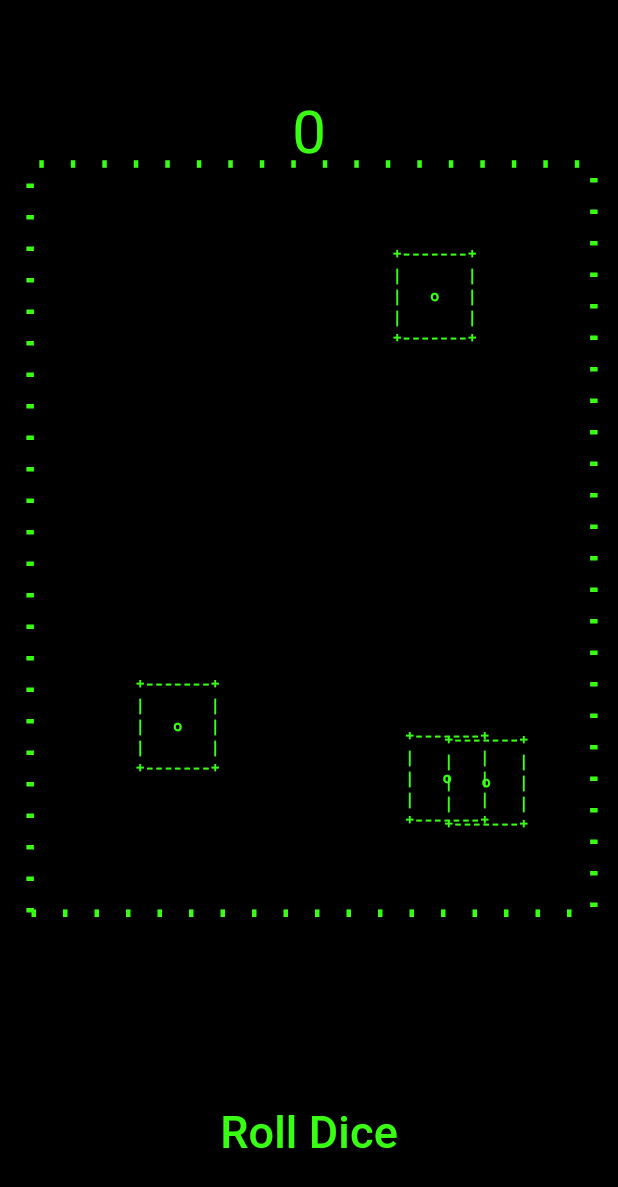
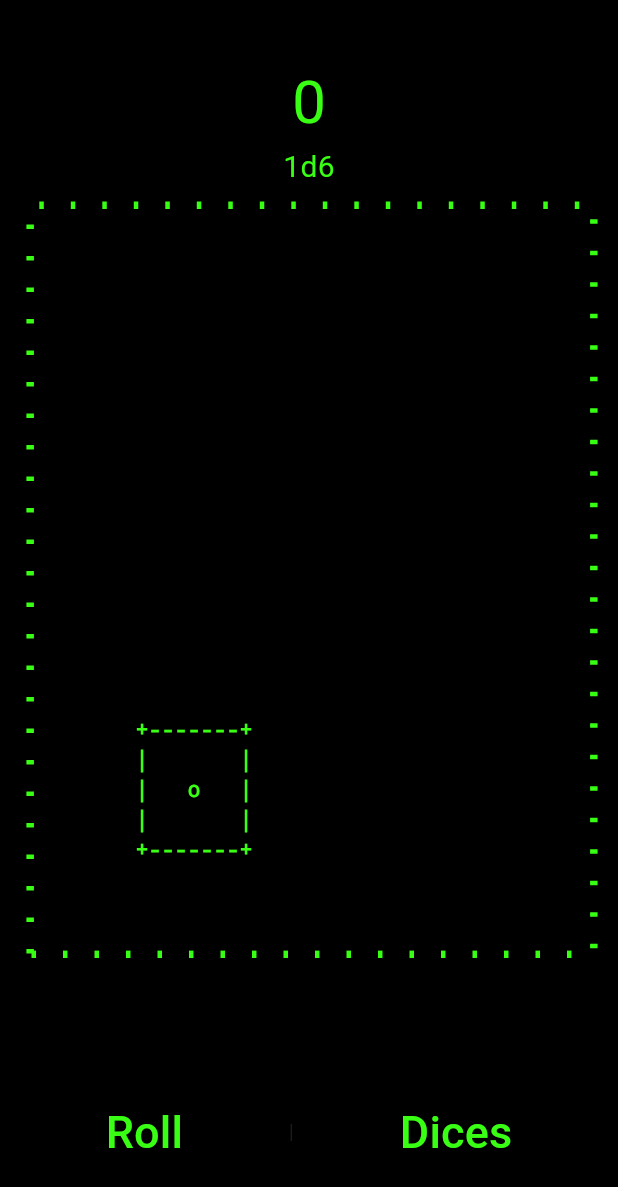
Before and after one commit to RamonRemo/re-dice, a Flutter app: the screen it shows after launch, on a phone screen of 412 x 824 dp. Shown: the top 1187 px of the screen. Run offline on Flutter 3.47's test engine with Material 3 defaults, Android fonts, the phone set to English and light mode, and no system bars; drawn by our look-alikes of dotted_border; missing offline and left inert: shake_detector.

Commit message:
adding slicer add/remove

```diff
--- a/lib/app/controllers/arena_controller.dart
+++ b/lib/app/controllers/arena_controller.dart
@@ -12,7 +12,7 @@ class ArenaController {
     arenaWidth = MediaQuery.of(context).size.width * 0.9;
     arenaHeight = MediaQuery.of(context).size.height * 0.6;
     arenaLeft = (MediaQuery.of(context).size.width - arenaWidth) / 2;
-    arenaTop = (MediaQuery.of(context).size.height - arenaHeight) / 3;
+    arenaTop = (MediaQuery.of(context).size.height - arenaHeight) / 2.4;
   }
 
   Widget buildArena() {
--- a/lib/app/view/home.dart
+++ b/lib/app/view/home.dart
@@ -1,5 +1,6 @@
 import 'package:flutter/material.dart';
 import 'package:re_dice/app/model/dice.dart';
+import 'package:re_dice/app/view/dices_modal.dart';
 import 'package:re_dice/app/widget/dice_renderer.dart';
 import 'package:shake_detector/shake_detector.dart';
 import 'package:re_dice/app/controllers/arena_controller.dart';
@@ -15,14 +16,11 @@ class Home extends StatefulWidget {
 
 class _HomeState extends State<Home> with SingleTickerProviderStateMixin {
   int total = 0;
+  final GlobalKey<ScaffoldState> _scaffoldKey = GlobalKey<ScaffoldState>();
 
   // Modelo de dados
-  final List<Dice> _diceList = <Dice>[
-    Dice(id: 1, sides: 6),
-    Dice(id: 2, sides: 6),
-    Dice(id: 3, sides: 6),
-    Dice(id: 4, sides: 6),
-  ];
+  final List<Dice> _diceList = <Dice>[Dice(id: 1, sides: 6)];
+
 
   // Controllers
   late ArenaController _arenaController;
@@ -61,6 +59,7 @@ class _HomeState extends State<Home> with SingleTickerProviderStateMixin {
     _arenaController.updateDimensions(context);
 
     return Scaffold(
+      key: _scaffoldKey,
       body: body(),
       backgroundColor: Colors.black,
     );
@@ -78,27 +77,71 @@ class _HomeState extends State<Home> with SingleTickerProviderStateMixin {
           // Render dice within arena
           ..._diceRenderer.renderDice(),
 
-          // Roll button
           Align(
             alignment: Alignment.bottomCenter,
             child: Padding(
               padding: EdgeInsets.only(bottom: 40),
-              child: TextButton(
-                onPressed: _increment,
-                child: Text(
-                  'Roll Dice',
-                  style: TextStyle(fontSize: 30, color: Constants.matrixGreen),
-                ),
+              child: Row(
+                mainAxisAlignment: MainAxisAlignment.spaceEvenly,
+                children: [
+                  TextButton(
+                    onPressed: _increment,
+                    child: Text(
+                      'Roll',
+                      style: TextStyle(
+                        fontSize: 30,
+                        color: Constants.matrixGreen,
+                      ),
+                    ),
+                  ),
+                  Text('|'),
+                  TextButton(
+                    onPressed: () {
+                      dicesBottomSheet();
+                    },
+                    child: Text(
+                      'Dices',
+                      style: TextStyle(
+                        fontSize: 30,
+                        color: Constants.matrixGreen,
+                      ),
+                    ),
+                  ),
+                ],
               ),
             ),
           ),
           Padding(
-            padding: const EdgeInsets.only(top: 60.0),
+            padding: const EdgeInsets.only(top: 40.0),
             child: Align(
               alignment: Alignment.topCenter,
-              child: Text(
-                '$total',
-                style: TextStyle(fontSize: 40, color: Constants.matrixGreen),
+              child: Column(
+                children: [
+                  Text(
+                    '$total',
+                    style: TextStyle(
+                      fontSize: 40,
+                      color: Constants.matrixGreen,
+                    ),
+                  ),
+                  //a list with each dice and his sides
+                  Wrap(
+                    spacing: 10,
+                    children:
+                        _diceList.groupByType().entries.map((entry) {
+                          return Container(
+                            margin: EdgeInsets.symmetric(horizontal: 4),
+                            child: Text(
+                              '${entry.value}d${entry.key}',
+                              style: TextStyle(
+                                fontSize: 20,
+                                color: Constants.matrixGreen,
+                              ),
+                            ),
+                          );
+                        }).toList(),
+                  ),
+                ],
               ),
             ),
           ),
@@ -117,4 +160,42 @@ class _HomeState extends State<Home> with SingleTickerProviderStateMixin {
       _diceAnimController.startAnimation();
     });
   }
+
+  dicesBottomSheet() {
+    showModalBottomSheet(
+      context: context,
+      backgroundColor: Colors.transparent,
+      builder: (BuildContext context) {
+        return StatefulBuilder(
+          builder: (BuildContext context, StateSetter setModalState) {
+            return DiceSelectionModal(
+              diceList: _diceList,
+              onAddDice: (sides) {
+                setState(() {
+                  // Add a new dice with these sides
+                  final newId =
+                      _diceList.isEmpty
+                          ? 1
+                          : _diceList
+                                  .map((d) => d.id)
+                                  .reduce((a, b) => a > b ? a : b) +
+                              1;
+                  _diceList.add(Dice(id: newId, sides: sides));
+                  _diceAnimController.resetDicePositions();
+                });
+                setModalState(() {});
+              },
+              onRemoveDice: (dice) {
+                setState(() {
+                  _diceList.remove(dice);
+                  _diceAnimController.resetDicePositions();
+                });
+                setModalState(() {});
+              },
+            );
+          },
+        );
+      },
+    );
+  }
 }
--- a/lib/app/widget/dice_renderer.dart
+++ b/lib/app/widget/dice_renderer.dart
@@ -3,6 +3,7 @@ import 'package:re_dice/app/controllers/arena_controller.dart';
 import 'package:re_dice/app/controllers/dice_animation_controller.dart';
 import 'package:re_dice/app/model/dice.dart';
 import 'package:re_dice/app/utils/constants.dart';
+import 'dart:math' as math;
 
 class DiceRenderer {
   final ArenaController arenaController;
@@ -88,6 +89,9 @@ class DiceRenderer {
   }
 
   List<Widget> renderDice() {
+    // Calculate font size based on number of dice
+    double fontSize = calculateFontSize(diceList.length);
+
     return animationController.dicePositions.asMap().entries.map((entry) {
       int i = entry.key;
       var pos = entry.value;
@@ -104,7 +108,7 @@ class DiceRenderer {
             asciiDice,
             style: TextStyle(
               fontFamily: 'Courier', // Monospace font for proper alignment
-              fontSize: 10,
+              fontSize: fontSize, // Use the dynamic font size
               color: Constants.matrixGreen,
               fontWeight: FontWeight.bold,
             ),
@@ -113,4 +117,21 @@ class DiceRenderer {
       );
     }).toList();
   }
+
+  // Helper method to calculate font size based on dice count
+  double calculateFontSize(int diceCount) {
+    // Start with a base size
+    const double baseSize = 14.0;
+
+    // For each die beyond 5, reduce size
+    if (diceCount <= 5) {
+      return baseSize;
+    } else {
+      // Decrease size for each additional die
+      double newSize = baseSize - ((diceCount - 5) * 1.0);
+
+      // Don't let it get too small
+      return math.max(newSize, 6.0);
+    }
+  }
 }
```
Also changed, not shown: lib/app/controllers/dice_animation_controller.dart (+42 -2 lines), lib/app/model/dice.dart (+14 -0 lines), lib/app/view/dices_modal.dart (added, +189 -0 lines).
